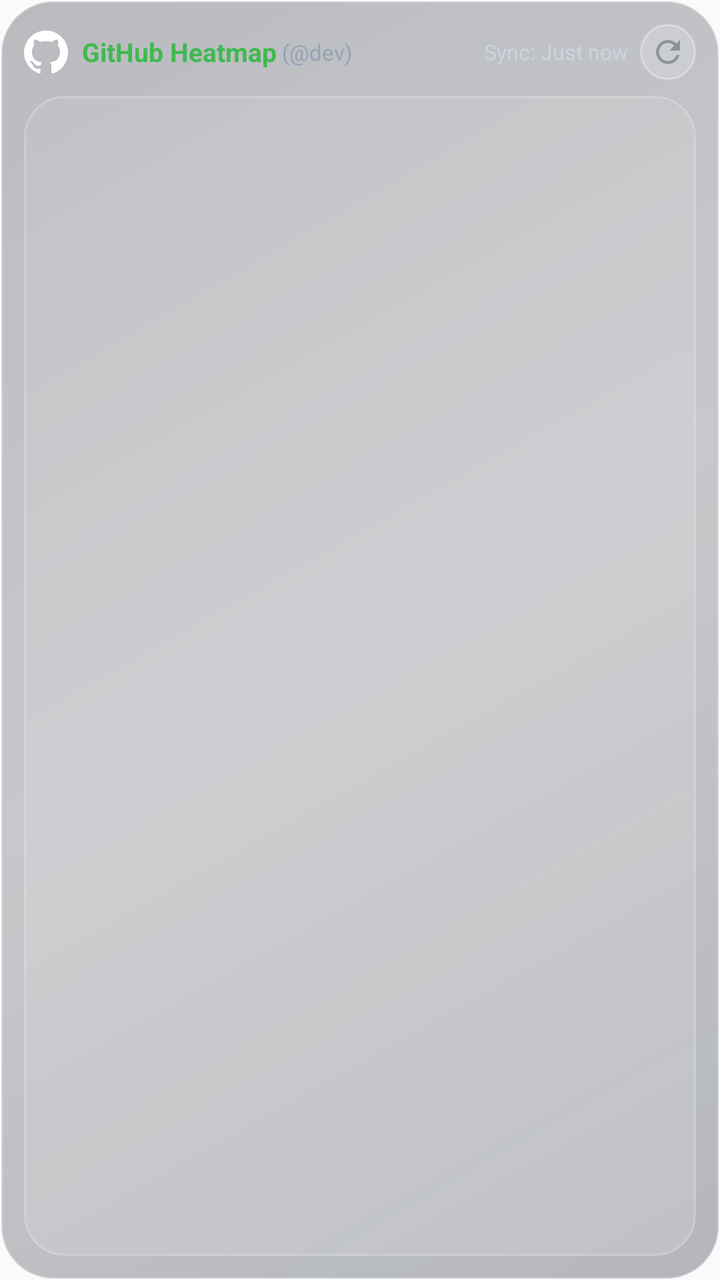
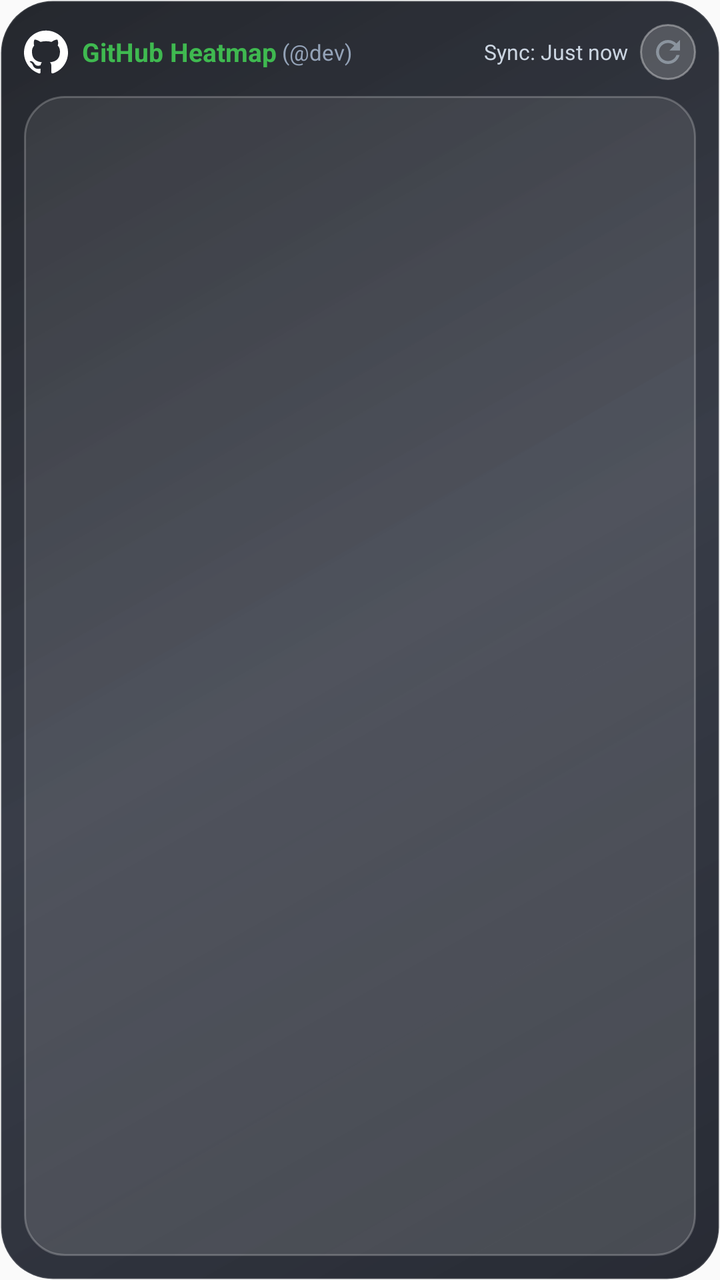

The first picture is an Android layout as it rendered before a commit; the second is the same layout after the commit. The layout source and the unified diff follow.
<!-- AndroidManifest.xml: application theme Theme.DevWidgets -->
<!-- res/layout/widget_github_heatmap.xml -->
<?xml version="1.0" encoding="utf-8"?>
<LinearLayout xmlns:android="http://schemas.android.com/apk/res/android"
    android:id="@+id/widget_root"
    android:layout_width="match_parent"
    android:layout_height="match_parent"
    android:orientation="vertical"
    android:background="@drawable/widget_glass_chassis"
    android:padding="12dp">

    
    <RelativeLayout
        android:layout_width="match_parent"
        android:layout_height="wrap_content"
        android:layout_marginBottom="8dp">

        <LinearLayout
            android:id="@+id/header_right_wrap"
            android:layout_width="wrap_content"
            android:layout_height="wrap_content"
            android:orientation="horizontal"
            android:gravity="center_vertical"
            android:layout_alignParentEnd="true"
            android:layout_centerVertical="true">

            <TextView
                android:id="@+id/tv_last_updated"
                android:layout_width="wrap_content"
                android:layout_height="wrap_content"
                android:text="Sync: Just now"
                android:textColor="#CBD5E1"
                android:textSize="10.5sp"
                android:layout_marginEnd="6dp" />

            <ImageView
                android:id="@+id/btn_refresh"
                android:layout_width="28dp"
                android:layout_height="28dp"
                android:background="@drawable/widget_icon_button_glass"
                android:padding="5dp"
                android:src="@drawable/ic_refresh"
                android:contentDescription="Refresh" />
        </LinearLayout>

        <LinearLayout
            android:layout_width="wrap_content"
            android:layout_height="wrap_content"
            android:orientation="horizontal"
            android:gravity="center_vertical"
            android:layout_alignParentStart="true"
            android:layout_centerVertical="true">

            <ImageView
                android:id="@+id/iv_gh_brand_logo"
                android:layout_width="22dp"
                android:layout_height="22dp"
                android:src="@drawable/ic_github_logo"
                android:layout_marginEnd="7dp"
                android:contentDescription="GitHub Logo" />

            <TextView
                android:id="@+id/tv_gh_title"
                android:layout_width="wrap_content"
                android:layout_height="wrap_content"
                android:text="GitHub Heatmap"
                android:textColor="#3FB950"
                android:textSize="13sp"
                android:textStyle="bold" />

            <TextView
                android:id="@+id/tv_gh_user_tag"
                android:layout_width="wrap_content"
                android:layout_height="wrap_content"
                android:text=" (@dev)"
                android:textColor="#94A3B8"
                android:textSize="11sp" />
        </LinearLayout>
    </RelativeLayout>

    
    <LinearLayout
        android:id="@+id/section_github"
        android:layout_width="match_parent"
        android:layout_height="0dp"
        android:layout_weight="1"
        android:orientation="vertical"
        android:background="@drawable/widget_glass_card"
        android:padding="10dp"
        android:gravity="center">

        <ImageView
            android:id="@+id/iv_github_heatmap"
            android:layout_width="match_parent"
            android:layout_height="match_parent"
            android:scaleType="fitCenter"
            android:contentDescription="GitHub Heatmap" />
    </LinearLayout>
</LinearLayout>
<!-- resources referenced by this layout -->
<resources>
  <!-- drawable ic_github_logo (drawable) -->
  <vector xmlns:android="http://schemas.android.com/apk/res/android"
      android:width="20dp"
      android:height="20dp"
      android:viewportWidth="24"
      android:viewportHeight="24">
      
      <path
          android:fillColor="#FFFFFF"
          android:pathData="M12,0.297c-6.63,0 -12,5.373 -12,12 0,5.303 3.438,9.8 8.205,11.385.6,0.113 0.82,-0.258 0.82,-0.577 0,-0.285 -0.01,-1.04 -0.015,-2.04 -3.338,0.724 -4.042,-1.61 -4.042,-1.61C4.422,18.07 3.633,17.7 3.633,17.7c-1.087,-0.744 0.084,-0.729 0.084,-0.729 1.205,0.084 1.838,1.236 1.838,1.236 1.07,1.835 2.809,1.305 3.495,0.998.108,-0.776 0.417,-1.305 0.76,-1.605 -2.665,-0.3 -5.466,-1.332 -5.466,-5.93 0,-1.31 0.465,-2.38 1.235,-3.22 -0.135,-0.303 -0.54,-1.523 0.105,-3.176 0,0 1.005,-0.322 3.3,1.23.96,-0.267 1.98,-0.399 3,-0.405 1.02,0.006 2.04,0.138 3,0.405 2.28,-1.552 3.285,-1.23 3.285,-1.23.645,1.653 0.24,2.873 0.12,3.176.765,0.84 1.23,1.91 1.23,3.22 0,4.61 -2.805,5.625 -5.475,5.92.42,0.36 0.81,1.096 0.81,2.22 0,1.606 -0.015,2.896 -0.015,3.286 0,0.315 0.21,0.69 0.825,0.57C20.565,22.092 24,17.592 24,12.297c0,-6.627 -5.373,-12 -12,-12z" />
  </vector>
  <!-- drawable ic_refresh (drawable) -->
  <vector xmlns:android="http://schemas.android.com/apk/res/android"
      android:width="20dp"
      android:height="20dp"
      android:viewportWidth="24"
      android:viewportHeight="24">
    <path
        android:fillColor="#8B949E"
        android:pathData="M17.65,6.35C16.2,4.9 14.21,4 12,4c-4.42,0 -7.99,3.58 -7.99,8s3.57,8 7.99,8c3.73,0 6.84,-2.55 7.73,-6h-2.08c-0.82,2.33 -3.04,4 -5.65,4 -3.31,0 -6,-2.69 -6,-6s2.69,-6 6,-6c1.66,0 3.14,0.69 4.22,1.78L13,11h7V4l-2.35,2.35z"/>
  </vector>
  <!-- drawable widget_glass_card (drawable) -->
  <?xml version="1.0" encoding="utf-8"?>
  <shape xmlns:android="http://schemas.android.com/apk/res/android"
      android:shape="rectangle">
      
      <gradient
          android:angle="135"
          android:startColor="#26FFFFFF"
          android:endColor="#14FFFFFF" />
      <corners android:radius="20dp" />
      <stroke
          android:width="1dp"
          android:color="#38FFFFFF" />
  </shape>
  <!-- drawable widget_glass_chassis (drawable) -->
  <?xml version="1.0" encoding="utf-8"?>
  <shape xmlns:android="http://schemas.android.com/apk/res/android"
      android:shape="rectangle">
      
      <gradient
          android:angle="135"
          android:startColor="#4D141C2B"
          android:centerColor="#38101824"
          android:endColor="#440A101C" />
      <corners android:radius="26dp" />
      <stroke
          android:width="1.2dp"
          android:color="#4DFFFFFF" />
  </shape>
  <!-- drawable widget_icon_button_glass (drawable) -->
  <?xml version="1.0" encoding="utf-8"?>
  <shape xmlns:android="http://schemas.android.com/apk/res/android"
      android:shape="oval">
      
      <solid android:color="#2EFFFFFF" />
      <stroke
          android:width="1dp"
          android:color="#59FFFFFF" />
  </shape>
  <style name="Theme.DevWidgets" parent="android:Theme.Material.Light.NoActionBar" />
</resources>

<!-- the commit's change to res/layout/widget_github_heatmap.xml (unified diff, before → after) -->
@@ -1,11 +1,29 @@
 <?xml version="1.0" encoding="utf-8"?>
-<LinearLayout xmlns:android="http://schemas.android.com/apk/res/android"
-    android:id="@+id/widget_root"
+<FrameLayout xmlns:android="http://schemas.android.com/apk/res/android"
     android:layout_width="match_parent"
-    android:layout_height="match_parent"
-    android:orientation="vertical"
-    android:background="@drawable/widget_glass_chassis"
-    android:padding="12dp">
+    android:layout_height="match_parent">
+
+    <ImageView
+        android:id="@+id/iv_widget_wallpaper_bg"
+        android:layout_width="match_parent"
+        android:layout_height="match_parent"
+        android:scaleType="centerCrop"
+        android:visibility="gone" />
+
+    <ImageView
+        android:id="@+id/v_widget_wallpaper_scrim"
+        android:layout_width="match_parent"
+        android:layout_height="match_parent"
+        android:background="#80000000"
+        android:visibility="gone" />
+
+    <LinearLayout
+        android:id="@+id/widget_root"
+        android:layout_width="match_parent"
+        android:layout_height="match_parent"
+        android:orientation="vertical"
+        android:background="@drawable/widget_glass_chassis"
+        android:padding="12dp">
 
     
     <RelativeLayout
@@ -95,3 +113,4 @@
             android:contentDescription="GitHub Heatmap" />
     </LinearLayout>
 </LinearLayout>
+</FrameLayout>
<!-- resource entries referenced after the edit -->
@@ -42,13 +42,13 @@
       
       <gradient
           android:angle="135"
-          android:startColor="#4D141C2B"
-          android:centerColor="#38101824"
-          android:endColor="#440A101C" />
+          android:startColor="#E610141E"
+          android:centerColor="#D9161B28"
+          android:endColor="#E60D1017" />
       <corners android:radius="26dp" />
       <stroke
-          android:width="1.2dp"
-          android:color="#4DFFFFFF" />
+          android:width="1dp"
+          android:color="#20FFFFFF" />
   </shape>
   <!-- drawable widget_icon_button_glass (drawable) -->
   <?xml version="1.0" encoding="utf-8"?>
